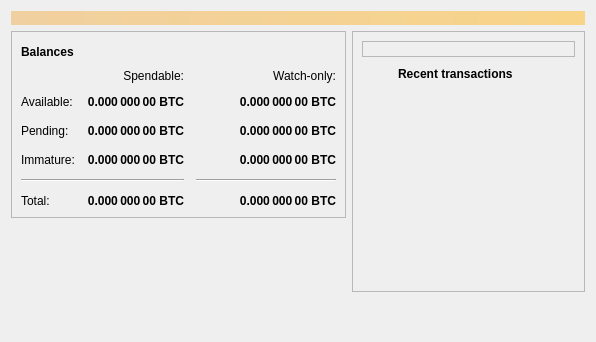
Old version of the form src/qt/forms/overviewpage.ui in the repository willyko/syscoin2.
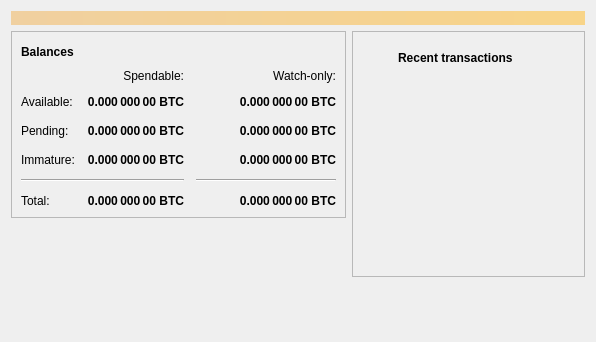
New version of the form.

The edit to the form file:
```diff
--- a/src/qt/forms/overviewpage.ui
+++ b/src/qt/forms/overviewpage.ui
@@ -425,15 +425,12 @@
          </property>
          <layout class="QVBoxLayout" name="verticalLayout">
           <item>
-           <widget class="QLabel" name="transactionHeader">
+           <widget class="QFrame" name="transactionHeader">
             <property name="frameShape">
              <enum>QFrame::StyledPanel</enum>
             </property>
-            <property name="lineWidth">
-             <number>0</number>
-            </property>
-            <property name="text">
-             <string/>
+            <property name="frameShadow">
+             <enum>QFrame::Raised</enum>
             </property>
            </widget>
           </item>
```
